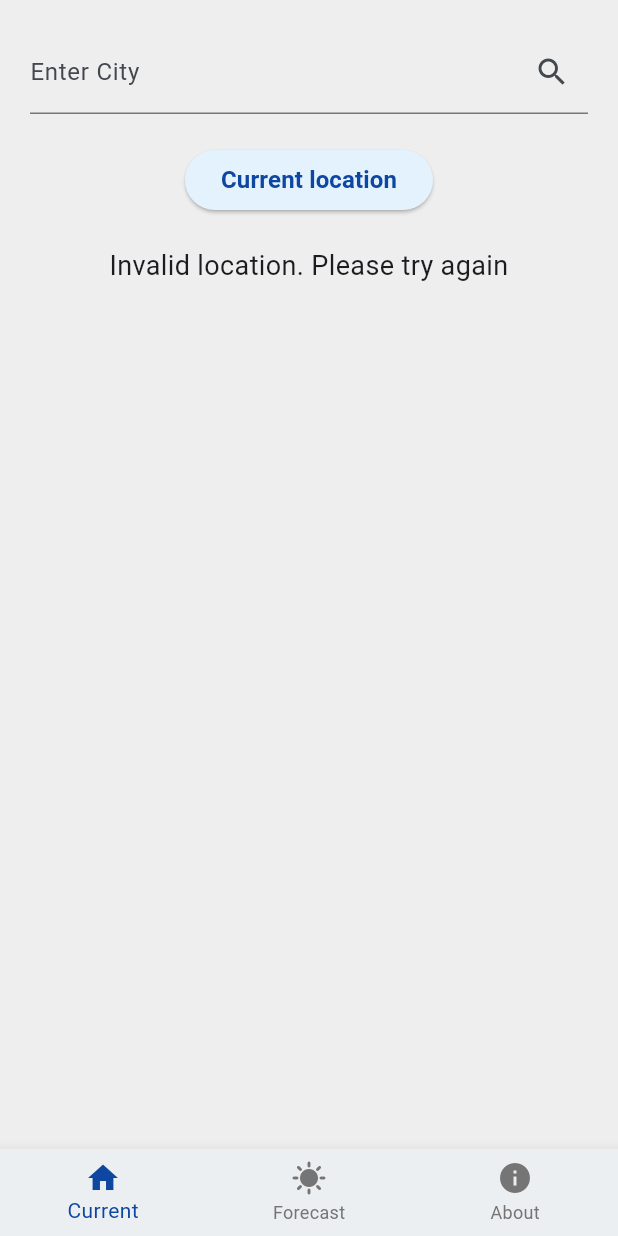
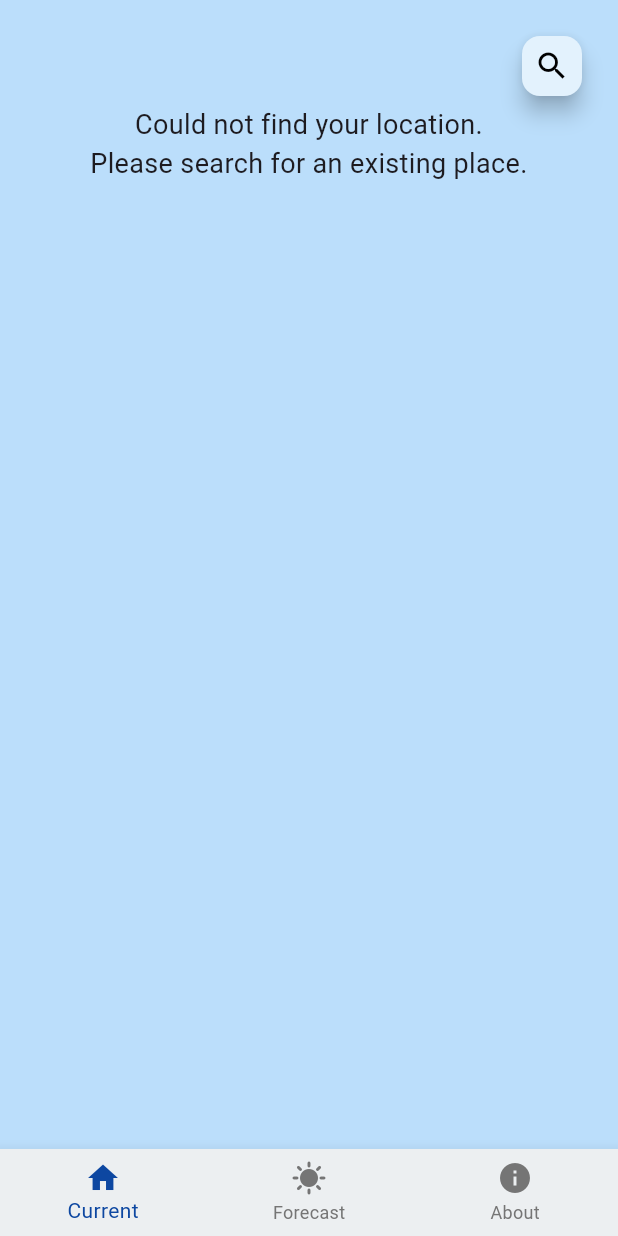
Before and after one commit to mccalljulia/weather_app, a Flutter app: the screen it shows after launch, on a phone screen of 412 x 824 dp. Run offline on Flutter 3.47's test engine with Material 3 defaults, Android fonts, the phone set to English and light mode, and no system bars; our stand-ins replace flutter_dotenv, geolocator, google_fonts.

Commit message:
#9 Improve search display

```diff
--- a/lib/components/weather_display.dart
+++ b/lib/components/weather_display.dart
@@ -23,10 +23,12 @@ class WeatherDisplay extends StatelessWidget {
           ),
           // Time
           Text(dateFormat.format(weather.today)),
+          const SizedBox(height: 10),
           // Weather icon
           Image.asset(
             getWeatherIcon(weather.id),
-            width: MediaQuery.of(context).size.width * 0.3, // Responsive size
+            width: 150,
+            height: 150,
           ),
           SizedBox(height: 10),
           // Description
--- a/lib/pages/current_weather_page.dart
+++ b/lib/pages/current_weather_page.dart
@@ -15,6 +15,7 @@ class CurrentWeatherPage extends StatefulWidget {
 class _CurrentWeatherPageState extends State<CurrentWeatherPage> {
   final _cityController = TextEditingController();
   String? locationError;
+  bool _showSearchBar = false;
 
   Future<void> _loadCurrentLocationWeather() async {
     try {
@@ -32,7 +33,7 @@ class _CurrentWeatherPageState extends State<CurrentWeatherPage> {
         locationError = null;
       });
     } catch (e) {
-      debugPrint('Could not get current location: $e. Please search a city.');
+      debugPrint('Could not get current location: $e.');
       if (mounted) {
         ScaffoldMessenger.of(
           context,
@@ -62,7 +63,6 @@ class _CurrentWeatherPageState extends State<CurrentWeatherPage> {
       body: Stack(
         fit: StackFit.expand,
         children: [
-          SizedBox(height: 20),
           // Background
           if (weather != null)
             Image.asset(
@@ -70,82 +70,120 @@ class _CurrentWeatherPageState extends State<CurrentWeatherPage> {
               fit: BoxFit.cover,
             )
           else
-            Container(color: Colors.grey.shade200),
-          // Overlay
-          SafeArea(
-            child: SingleChildScrollView(
-              padding: const EdgeInsets.all(20),
+            Container(color: Colors.blue.shade100),
+
+          // Search bar / current location
+          if (_showSearchBar)
+            Positioned(
+              top: 20,
+              left: 60,
+              right: 60,
+              child: Material(
+                elevation: 6,
+                borderRadius: BorderRadius.circular(20),
+                color: Colors.blue.shade50,
+                child: Padding(
+                  padding: const EdgeInsets.all(12),
                   child: Column(
                     children: [
-                  // Search box
                       TextField(
                         controller: _cityController,
                         decoration: InputDecoration(
-                      labelText: 'Enter City',
+                          hintText: 'Enter City',
                           suffixIcon: IconButton(
                             icon: Icon(Icons.search),
                             onPressed: () {
                               final city = _cityController.text.trim();
                               if (city.isNotEmpty) {
-                            weatherProvider.fetchWeather(_cityController.text);
+                                weatherProvider.fetchWeather(city);
                                 _cityController.clear();
+                                setState(() => _showSearchBar = false);
                               }
                             },
                           ),
+                          border: OutlineInputBorder(
+                            borderRadius: BorderRadius.circular(20),
+                            borderSide: BorderSide.none,
+                          ),
+                          filled: true,
+                          fillColor: Colors.blue.shade50.withValues(alpha: 0.8),
                         ),
                       ),
-                  const SizedBox(height: 20),
-                  // Current location button
+                      SizedBox(height: 10),
                       ElevatedButton(
-                    style: ElevatedButton.styleFrom(
-                      backgroundColor: Colors.blue.shade50,
-                    ),
                         onPressed: () {
                           _loadCurrentLocationWeather();
                           _cityController.clear();
+                          setState(() => _showSearchBar = false);
                         },
-                    child: Text(
-                      'Current location',
-                      style: TextStyle(
-                        color: Colors.blue.shade900,
-                        fontSize: 16,
-                        fontWeight: FontWeight.w600,
+                        style: ElevatedButton.styleFrom(
+                          backgroundColor: Colors.blue.shade100,
+                          foregroundColor: Colors.blue.shade900,
+                          shape: StadiumBorder(),
+                        ),
+                        child: Text('Current Location'),
+                      ),
+                    ],
                   ),
                 ),
               ),
-                  const SizedBox(height: 20),
-                  // Weather info container
-                  Center(
-                    child: weatherProvider.isLoading
-                        ? const CircularProgressIndicator()
-                        : weather != null
-                        ? Container(
+            ),
+
+          // Weather information
+          Positioned.fill(
+            top: _showSearchBar ? 140 : 60,
+            child: SafeArea(
+              child: SingleChildScrollView(
+                padding: const EdgeInsets.symmetric(
+                  horizontal: 20,
+                  vertical: 10,
+                ),
+                child: Column(
+                  children: [
+                    if (weatherProvider.isLoading)
+                      const CircularProgressIndicator()
+                    else if (weather != null)
+                      Container(
                         padding: const EdgeInsets.all(16),
                         decoration: BoxDecoration(
                           borderRadius: BorderRadius.circular(20),
-                              color: Colors.blue.shade100.withValues(
-                                alpha: 0.2,
-                              ),
+                          color: Colors.blue.shade100.withValues(alpha: 0.3),
                           boxShadow: [
                             BoxShadow(
-                                  color: Colors.white54.withValues(alpha: 0.4),
+                              color: Colors.white54.withValues(alpha: 0.3),
                               blurRadius: 10,
                               offset: Offset(0, 0),
                             ),
                           ],
                         ),
-                            width: MediaQuery.of(context).size.width * 0.85,
-                            height: MediaQuery.of(context).size.height * 0.85,
                         child: WeatherDisplay(weather: weather),
                       )
-                        : Text(
+                    else
+                      Text(
                         locationError ??
-                                'Invalid location. Please try again',
+                            'Could not find your location.\nPlease search for an existing place.',
                         style: TextStyle(fontSize: 18),
                         textAlign: TextAlign.center,
                       ),
+                  ],
                 ),
-                ],
+              ),
+            ),
+          ),
+
+          // Floating search icon
+          Positioned(
+            top: 20,
+            right: 20,
+            child: FloatingActionButton(
+              backgroundColor: Colors.blue.shade50,
+              mini: true,
+              onPressed: () {
+                setState(() => _showSearchBar = !_showSearchBar);
+              },
+              child: Icon(
+                _showSearchBar ? Icons.close : Icons.search,
+                color: Colors.black,
               ),
             ),
           ),
```
Lines whose indentation alone changed are shown as unchanged.
